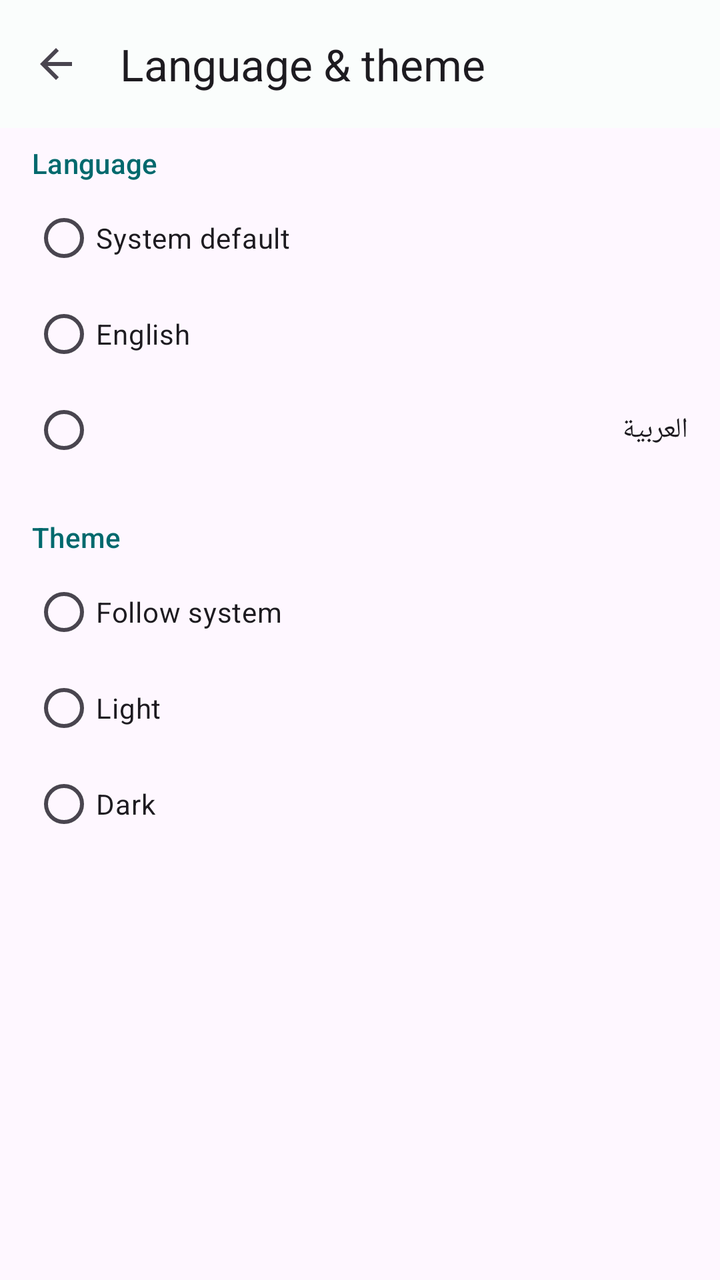
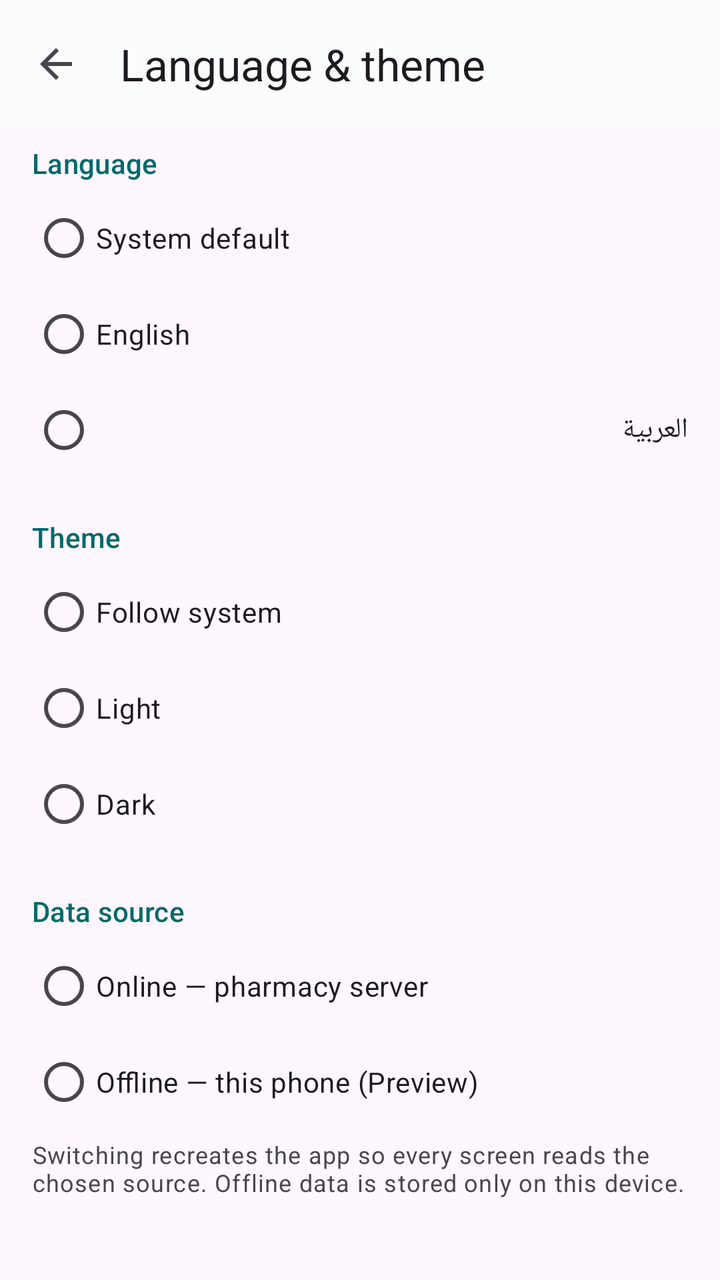

Two renders of the same Android screen: before a commit and after it. Below are the layout's source before the change and the commit's diff.
<!-- AndroidManifest.xml: application theme Theme.LPMS -->
<!-- res/layout/fragment_preferences.xml -->
<?xml version="1.0" encoding="utf-8"?>
<androidx.coordinatorlayout.widget.CoordinatorLayout xmlns:android="http://schemas.android.com/apk/res/android"
    xmlns:app="http://schemas.android.com/apk/res-auto"
    android:layout_width="match_parent"
    android:layout_height="match_parent">

    <com.google.android.material.appbar.AppBarLayout
        android:layout_width="match_parent"
        android:layout_height="wrap_content">

        <com.google.android.material.appbar.MaterialToolbar
            android:id="@+id/toolbar"
            android:layout_width="match_parent"
            android:layout_height="?attr/actionBarSize"
            app:navigationIcon="@drawable/ic_arrow_back"
            app:title="@string/preferences_title" />
    </com.google.android.material.appbar.AppBarLayout>

    <androidx.core.widget.NestedScrollView
        android:layout_width="match_parent"
        android:layout_height="match_parent"
        app:layout_behavior="@string/appbar_scrolling_view_behavior">

        <LinearLayout
            android:layout_width="match_parent"
            android:layout_height="wrap_content"
            android:orientation="vertical"
            android:paddingHorizontal="16dp"
            android:paddingTop="8dp"
            android:paddingBottom="24dp">

            
            <TextView
                android:layout_width="match_parent"
                android:layout_height="wrap_content"
                android:text="@string/preferences_language"
                android:textAppearance="?attr/textAppearanceTitleSmall"
                android:textColor="?attr/colorPrimary" />

            <RadioGroup
                android:id="@+id/language_group"
                android:layout_width="match_parent"
                android:layout_height="wrap_content"
                android:layout_marginTop="4dp"
                android:orientation="vertical">

                <com.google.android.material.radiobutton.MaterialRadioButton
                    android:id="@+id/language_system"
                    android:layout_width="match_parent"
                    android:layout_height="wrap_content"
                    android:minHeight="48dp"
                    android:text="@string/preferences_language_system" />

                <com.google.android.material.radiobutton.MaterialRadioButton
                    android:id="@+id/language_english"
                    android:layout_width="match_parent"
                    android:layout_height="wrap_content"
                    android:minHeight="48dp"
                    android:text="@string/preferences_language_english" />

                <com.google.android.material.radiobutton.MaterialRadioButton
                    android:id="@+id/language_arabic"
                    android:layout_width="match_parent"
                    android:layout_height="wrap_content"
                    android:minHeight="48dp"
                    android:text="@string/preferences_language_arabic" />
            </RadioGroup>

            
            <TextView
                android:layout_width="match_parent"
                android:layout_height="wrap_content"
                android:layout_marginTop="20dp"
                android:text="@string/preferences_theme"
                android:textAppearance="?attr/textAppearanceTitleSmall"
                android:textColor="?attr/colorPrimary" />

            <RadioGroup
                android:id="@+id/theme_group"
                android:layout_width="match_parent"
                android:layout_height="wrap_content"
                android:layout_marginTop="4dp"
                android:orientation="vertical">

                <com.google.android.material.radiobutton.MaterialRadioButton
                    android:id="@+id/theme_system"
                    android:layout_width="match_parent"
                    android:layout_height="wrap_content"
                    android:minHeight="48dp"
                    android:text="@string/preferences_theme_system" />

                <com.google.android.material.radiobutton.MaterialRadioButton
                    android:id="@+id/theme_light"
                    android:layout_width="match_parent"
                    android:layout_height="wrap_content"
                    android:minHeight="48dp"
                    android:text="@string/preferences_theme_light" />

                <com.google.android.material.radiobutton.MaterialRadioButton
                    android:id="@+id/theme_dark"
                    android:layout_width="match_parent"
                    android:layout_height="wrap_content"
                    android:minHeight="48dp"
                    android:text="@string/preferences_theme_dark" />
            </RadioGroup>
        </LinearLayout>
    </androidx.core.widget.NestedScrollView>
</androidx.coordinatorlayout.widget.CoordinatorLayout>
<!-- resources referenced by this layout -->
<resources>
  <!-- drawable ic_arrow_back (drawable) -->
  <?xml version="1.0" encoding="utf-8"?>
  <vector xmlns:android="http://schemas.android.com/apk/res/android"
      android:width="24dp"
      android:height="24dp"
      android:tint="?attr/colorOnSurfaceVariant"
      android:viewportWidth="24"
      android:viewportHeight="24">
      <path
          android:fillColor="@android:color/white"
          android:pathData="M20,11H7.83l5.59,-5.59L12,4l-8,8 8,8 1.41,-1.41L7.83,13H20v-2z" />
  </vector>
  <string name="preferences_language">Language</string>
  <string name="preferences_language_arabic">العربية</string>
  <string name="preferences_language_english">English</string>
  <string name="preferences_language_system">System default</string>
  <string name="preferences_theme">Theme</string>
  <string name="preferences_theme_dark">Dark</string>
  <string name="preferences_theme_light">Light</string>
  <string name="preferences_theme_system">Follow system</string>
  <string name="preferences_title">Language &amp; theme</string>
  <style name="Theme.LPMS" parent="Theme.Material3.DayNight.NoActionBar">
          <item name="colorPrimary">@color/lpms_primary</item>
          <item name="colorOnPrimary">@color/lpms_on_primary</item>
          <item name="colorPrimaryContainer">@color/lpms_primary_container</item>
          <item name="colorOnPrimaryContainer">@color/lpms_on_primary_container</item>
          <item name="colorSecondary">@color/lpms_secondary</item>
          <item name="colorOnSecondary">@color/lpms_on_secondary</item>
          <item name="colorSurface">@color/lpms_surface</item>
          <item name="colorOnSurface">@color/lpms_on_surface</item>
          <item name="colorError">@color/lpms_error</item>
          <item name="colorOnError">@color/lpms_on_error</item>
      </style>
  <color name="lpms_primary">#FF00696D</color>
  <color name="lpms_on_primary">#FFFFFFFF</color>
  <color name="lpms_primary_container">#FF9CF1F5</color>
  <color name="lpms_on_primary_container">#FF002022</color>
  <color name="lpms_secondary">#FF4A6365</color>
  <color name="lpms_on_secondary">#FFFFFFFF</color>
  <color name="lpms_surface">#FFFAFDFC</color>
  <color name="lpms_on_surface">#FF191C1C</color>
  <color name="lpms_error">#FFBA1A1A</color>
  <color name="lpms_on_error">#FFFFFFFF</color>
</resources>

<!-- the commit's change to res/layout/fragment_preferences.xml (unified diff, before → after) -->
@@ -103,6 +103,45 @@
                     android:minHeight="48dp"
                     android:text="@string/preferences_theme_dark" />
             </RadioGroup>
+
+            
+            <TextView
+                android:layout_width="match_parent"
+                android:layout_height="wrap_content"
+                android:layout_marginTop="20dp"
+                android:text="@string/preferences_mode"
+                android:textAppearance="?attr/textAppearanceTitleSmall"
+                android:textColor="?attr/colorPrimary" />
+
+            <RadioGroup
+                android:id="@+id/mode_group"
+                android:layout_width="match_parent"
+                android:layout_height="wrap_content"
+                android:layout_marginTop="4dp"
+                android:orientation="vertical">
+
+                <com.google.android.material.radiobutton.MaterialRadioButton
+                    android:id="@+id/mode_online"
+                    android:layout_width="match_parent"
+                    android:layout_height="wrap_content"
+                    android:minHeight="48dp"
+                    android:text="@string/preferences_mode_online" />
+
+                <com.google.android.material.radiobutton.MaterialRadioButton
+                    android:id="@+id/mode_offline"
+                    android:layout_width="match_parent"
+                    android:layout_height="wrap_content"
+                    android:minHeight="48dp"
+                    android:text="@string/preferences_mode_offline" />
+            </RadioGroup>
+
+            <TextView
+                android:layout_width="match_parent"
+                android:layout_height="wrap_content"
+                android:layout_marginTop="4dp"
+                android:text="@string/preferences_mode_hint"
+                android:textAppearance="?attr/textAppearanceBodySmall"
+                android:textColor="?attr/colorOnSurfaceVariant" />
         </LinearLayout>
     </androidx.core.widget.NestedScrollView>
 </androidx.coordinatorlayout.widget.CoordinatorLayout>
<!-- resource entries referenced after the edit -->
@@ -16,6 +16,10 @@
   <string name="preferences_language_arabic">العربية</string>
   <string name="preferences_language_english">English</string>
   <string name="preferences_language_system">System default</string>
+  <string name="preferences_mode">Data source</string>
+  <string name="preferences_mode_hint">Switching recreates the app so every screen reads the chosen source. Offline data is stored only on this device.</string>
+  <string name="preferences_mode_offline">Offline — this phone (Preview)</string>
+  <string name="preferences_mode_online">Online — pharmacy server</string>
   <string name="preferences_theme">Theme</string>
   <string name="preferences_theme_dark">Dark</string>
   <string name="preferences_theme_light">Light</string>
